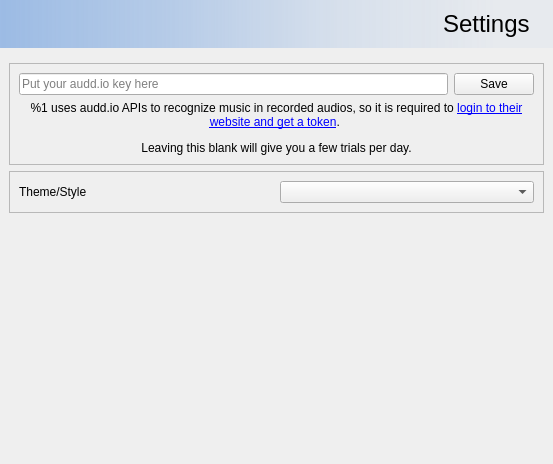
keshavbhatt/music-radar, file src/settingswidget.ui: the form before one commit.
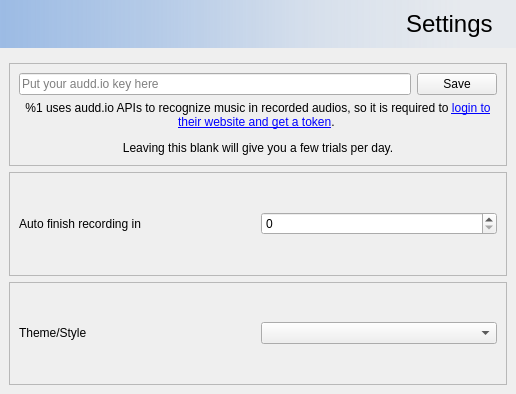
The form after the commit. Icons and pictures are not drawn.

Commit message: added recording auto finisher

Patch:
```diff
--- a/src/settingswidget.ui
+++ b/src/settingswidget.ui
@@ -6,8 +6,8 @@
    <rect>
     <x>0</x>
     <y>0</y>
-    <width>553</width>
-    <height>464</height>
+    <width>516</width>
+    <height>394</height>
    </rect>
   </property>
   <property name="windowTitle">
@@ -26,7 +26,7 @@
    <property name="bottomMargin">
     <number>0</number>
    </property>
-   <item alignment="Qt::AlignTop">
+   <item>
     <widget class="QWidget" name="headerWidget" native="true">
      <property name="sizePolicy">
       <sizepolicy hsizetype="Preferred" vsizetype="Maximum">
@@ -82,6 +82,13 @@
     </widget>
    </item>
    <item>
+    <widget class="QWidget" name="mainWidget" native="true">
+     <property name="sizePolicy">
+      <sizepolicy hsizetype="Preferred" vsizetype="Minimum">
+       <horstretch>0</horstretch>
+       <verstretch>0</verstretch>
+      </sizepolicy>
+     </property>
     <layout class="QVBoxLayout" name="verticalLayout_3">
      <property name="leftMargin">
       <number>9</number>
@@ -173,6 +180,45 @@
        </layout>
       </widget>
      </item>
+      <item>
+       <widget class="QFrame" name="keyFrame_3">
+        <property name="frameShape">
+         <enum>QFrame::StyledPanel</enum>
+        </property>
+        <layout class="QVBoxLayout" name="verticalLayout_5">
+         <property name="leftMargin">
+          <number>9</number>
+         </property>
+         <property name="topMargin">
+          <number>9</number>
+         </property>
+         <property name="rightMargin">
+          <number>9</number>
+         </property>
+         <property name="bottomMargin">
+          <number>9</number>
+         </property>
+         <item>
+          <layout class="QHBoxLayout" name="horizontalLayout_4">
+           <item>
+            <widget class="QLabel" name="label_4">
+             <property name="text">
+              <string>Auto finish recording in </string>
+             </property>
+            </widget>
+           </item>
+           <item>
+            <widget class="QSpinBox" name="autoFinishDurationSpinBox">
+             <property name="suffix">
+              <string/>
+             </property>
+            </widget>
+           </item>
+          </layout>
+         </item>
+        </layout>
+       </widget>
+      </item>
      <item>
       <widget class="QFrame" name="keyFrame_2">
        <property name="frameShape">
@@ -209,19 +255,7 @@
       </widget>
      </item>
     </layout>
-   </item>
-   <item>
-    <spacer name="verticalSpacer">
-     <property name="orientation">
-      <enum>Qt::Vertical</enum>
-     </property>
-     <property name="sizeHint" stdset="0">
-      <size>
-       <width>20</width>
-       <height>40</height>
-      </size>
-     </property>
-    </spacer>
+    </widget>
    </item>
   </layout>
  </widget>
```
Left out of the diff: 3 changed lines with no effect on the pictures. Lines whose indentation alone changed are shown as unchanged. The commit also changes 2 other files.
